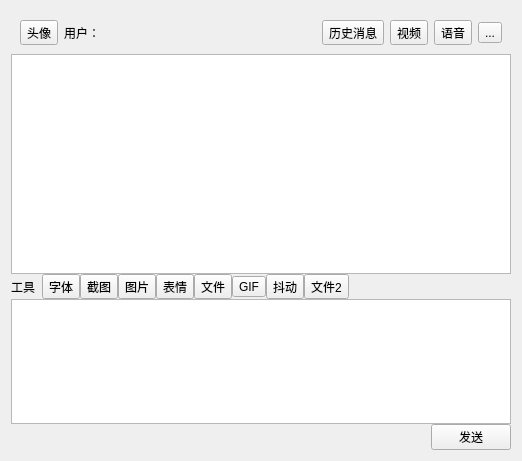
Above: qtClient/chatwindow.ui from huwei12345/smallchat before the change. Below: the same form after it.
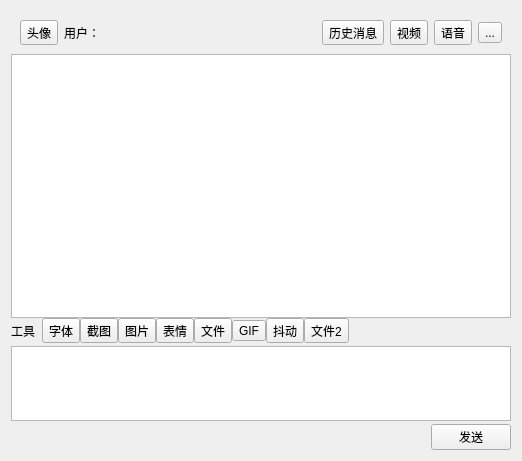
That is the form after the change.

Patch:
```diff
--- a/qtClient/chatwindow.ui
+++ b/qtClient/chatwindow.ui
@@ -16,7 +16,7 @@
   <layout class="QHBoxLayout" name="horizontalLayout_4">
    <item>
     <widget class="QWidget" name="widget_2" native="true">
-     <layout class="QVBoxLayout" name="verticalLayout">
+     <layout class="QVBoxLayout" name="verticalLayout" stretch="0,20,10">
       <property name="spacing">
        <number>0</number>
       </property>
@@ -34,6 +34,12 @@
       </property>
       <item>
        <widget class="QWidget" name="widget" native="true">
+        <property name="sizePolicy">
+         <sizepolicy hsizetype="Preferred" vsizetype="Fixed">
+          <horstretch>0</horstretch>
+          <verstretch>0</verstretch>
+         </sizepolicy>
+        </property>
         <layout class="QHBoxLayout" name="horizontalLayout">
          <item>
           <widget class="QToolButton" name="toolButton">
@@ -92,13 +98,49 @@
         <property name="minimumSize">
          <size>
           <width>0</width>
-          <height>220</height>
+          <height>150</height>
          </size>
         </property>
        </widget>
       </item>
+      <item>
+       <widget class="QWidget" name="widget_5" native="true">
+        <property name="sizePolicy">
+         <sizepolicy hsizetype="Preferred" vsizetype="Fixed">
+          <horstretch>0</horstretch>
+          <verstretch>0</verstretch>
+         </sizepolicy>
+        </property>
+        <property name="minimumSize">
+         <size>
+          <width>0</width>
+          <height>80</height>
+         </size>
+        </property>
+        <layout class="QVBoxLayout" name="verticalLayout_2">
+         <property name="spacing">
+          <number>3</number>
+         </property>
+         <property name="leftMargin">
+          <number>0</number>
+         </property>
+         <property name="topMargin">
+          <number>0</number>
+         </property>
+         <property name="rightMargin">
+          <number>0</number>
+         </property>
+         <property name="bottomMargin">
+          <number>0</number>
+         </property>
       <item>
        <widget class="QWidget" name="widget_3" native="true">
+           <property name="sizePolicy">
+            <sizepolicy hsizetype="Preferred" vsizetype="Fixed">
+             <horstretch>0</horstretch>
+             <verstretch>0</verstretch>
+            </sizepolicy>
+           </property>
         <layout class="QHBoxLayout" name="horizontalLayout_2">
          <property name="spacing">
           <number>0</number>
@@ -195,7 +237,14 @@
        </widget>
       </item>
       <item>
-       <widget class="QTextEdit" name="plainTextEdit_2"/>
+          <widget class="QTextEdit" name="plainTextEdit_2">
+           <property name="minimumSize">
+            <size>
+             <width>0</width>
+             <height>40</height>
+            </size>
+           </property>
+          </widget>
       </item>
       <item>
        <widget class="QWidget" name="widget_4" native="true">
@@ -233,6 +282,9 @@
            <property name="text">
             <string>发送</string>
            </property>
+             </widget>
+            </item>
+           </layout>
           </widget>
          </item>
         </layout>
```
Lines whose indentation alone changed are shown as unchanged.
